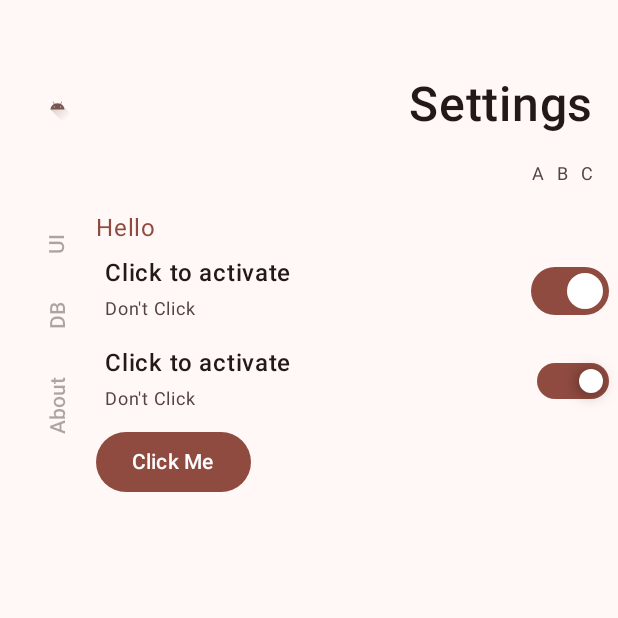
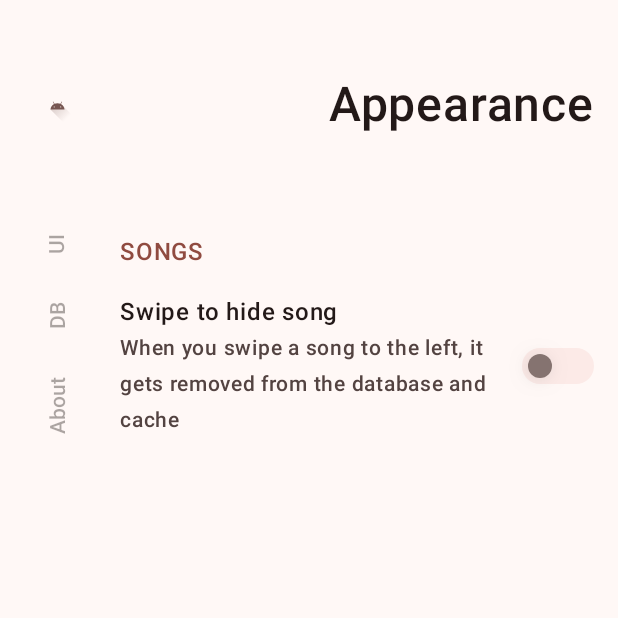
Before and after one commit to IamRezaMousavi/Banafsh, an Android app built with Jetpack Compose: the SettingsScreen screen opened through its navigation route, on a phone screen of 412 x 824 dp, the top half of it. Run offline under Robolectric (Android 15) with nearby library versions, the phone set to English and light mode, and no system bars.

Commit message:
add switch settings entry

```diff
--- /dev/null
+++ b/app/src/main/java/app/banafsh/android/preference/AppearancePreferences.kt
@@ -0,0 +1,7 @@
+package app.banafsh.android.preference
+
+import app.banafsh.android.GlobalPreferencesHolder
+
+object AppearancePreferences : GlobalPreferencesHolder() {
+    var swipeToHideSong by boolean(false)
+}
--- a/app/src/main/java/app/banafsh/android/ui/component/Header.kt
+++ b/app/src/main/java/app/banafsh/android/ui/component/Header.kt
@@ -8,10 +8,14 @@ import androidx.compose.foundation.layout.fillMaxWidth
 import androidx.compose.foundation.layout.height
 import androidx.compose.foundation.layout.heightIn
 import androidx.compose.foundation.layout.padding
+import androidx.compose.material3.MaterialTheme
+import androidx.compose.material3.Text
 import androidx.compose.runtime.Composable
 import androidx.compose.ui.Alignment
 import androidx.compose.ui.Modifier
+import androidx.compose.ui.text.font.FontWeight
 import androidx.compose.ui.unit.dp
+import androidx.compose.ui.unit.sp
 import app.banafsh.android.ui.theme.Dimensions
 
 @Composable
@@ -39,3 +43,21 @@ fun Header(
         content = actionsContent,
     )
 }
+
+@Composable
+fun Header(
+    title: String,
+    modifier: Modifier = Modifier,
+    actionsContent: @Composable RowScope.() -> Unit = {},
+) = Header(
+    modifier = modifier,
+    titleContent = {
+        Text(
+            title,
+            fontSize = 32.sp,
+            fontWeight = FontWeight.Medium,
+            color = MaterialTheme.colorScheme.onSurface,
+        )
+    },
+    actionsContent = actionsContent,
+)
--- a/app/src/main/java/app/banafsh/android/ui/component/Switch.kt
+++ b/app/src/main/java/app/banafsh/android/ui/component/Switch.kt
@@ -59,7 +59,7 @@ fun DrawScope.drawCircle(
 )
 
 @Composable
-fun Switch2(
+fun Switch(
     isChecked: Boolean,
     modifier: Modifier = Modifier,
 ) {
--- a/app/src/main/java/app/banafsh/android/ui/screen/home/HomeScreen.kt
+++ b/app/src/main/java/app/banafsh/android/ui/screen/home/HomeScreen.kt
@@ -9,7 +9,6 @@ import androidx.compose.material3.MaterialTheme
 import androidx.compose.material3.Text
 import androidx.compose.runtime.Composable
 import androidx.compose.ui.Modifier
-import androidx.compose.ui.text.font.FontWeight
 import androidx.compose.ui.unit.sp
 import androidx.navigation.NavController
 import app.banafsh.android.LocalPlayerAwareWindowInsets
@@ -53,16 +52,7 @@ fun HomeScreen(
                 key = "header",
                 contentType = 0,
             ) {
-                Header(
-                    titleContent = {
-                        Text(
-                            "Main",
-                            fontSize = 32.sp,
-                            fontWeight = FontWeight.Medium,
-                            color = MaterialTheme.colorScheme.onSurface,
-                        )
-                    },
-                    actionsContent = {
+                Header(title = "Main") {
                     Text(
                         "A",
                         fontSize = 12.sp,
@@ -78,8 +68,7 @@ fun HomeScreen(
                         fontSize = 12.sp,
                         color = MaterialTheme.colorScheme.onSurfaceVariant,
                     )
-                    },
-                )
+                }
             }
             items(150, { it.toString() }) {
                 val song = Song(it.toString(), "Number $it", "Reza Mousavi", 10245)
--- /dev/null
+++ b/app/src/main/java/app/banafsh/android/ui/screen/settings/AppearanceSettings.kt
@@ -0,0 +1,19 @@
+package app.banafsh.android.ui.screen.settings
+
+import androidx.compose.runtime.Composable
+import app.banafsh.android.preference.AppearancePreferences
+
+@Composable
+fun AppearanceSettings() =
+    with(AppearancePreferences) {
+        SettingsCategoryScreen(title = "Appearance") {
+            SettingsGroup(title = "Songs") {
+                SwitchSettingsEntry(
+                    title = "Swipe to hide song",
+                    text = "When you swipe a song to the left, it gets removed from the database and cache",
+                    isChecked = swipeToHideSong,
+                    onCheckedChange = { swipeToHideSong = it },
+                )
+            }
+        }
+    }
--- a/app/src/main/java/app/banafsh/android/ui/screen/settings/SettingsScreen.kt
+++ b/app/src/main/java/app/banafsh/android/ui/screen/settings/SettingsScreen.kt
@@ -1,30 +1,27 @@
 package app.banafsh.android.ui.screen.settings
 
-import androidx.compose.animation.AnimatedContent
 import androidx.compose.foundation.clickable
 import androidx.compose.foundation.layout.Arrangement
-import androidx.compose.foundation.layout.Box
 import androidx.compose.foundation.layout.Column
+import androidx.compose.foundation.layout.ColumnScope
 import androidx.compose.foundation.layout.Row
+import androidx.compose.foundation.layout.Spacer
 import androidx.compose.foundation.layout.WindowInsetsSides
 import androidx.compose.foundation.layout.asPaddingValues
 import androidx.compose.foundation.layout.fillMaxSize
 import androidx.compose.foundation.layout.fillMaxWidth
+import androidx.compose.foundation.layout.height
 import androidx.compose.foundation.layout.only
 import androidx.compose.foundation.layout.padding
-import androidx.compose.material3.Button
+import androidx.compose.foundation.rememberScrollState
+import androidx.compose.foundation.verticalScroll
 import androidx.compose.material3.MaterialTheme
-import androidx.compose.material3.Switch
 import androidx.compose.material3.Text
 import androidx.compose.runtime.Composable
-import androidx.compose.runtime.getValue
-import androidx.compose.runtime.mutableStateOf
-import androidx.compose.runtime.remember
-import androidx.compose.runtime.setValue
 import androidx.compose.ui.Alignment
 import androidx.compose.ui.Modifier
+import androidx.compose.ui.draw.alpha
 import androidx.compose.ui.text.font.FontWeight
-import androidx.compose.ui.text.style.TextAlign
 import androidx.compose.ui.unit.dp
 import androidx.compose.ui.unit.sp
 import androidx.navigation.NavController
@@ -34,7 +31,7 @@ import app.banafsh.android.preference.UIStatePreferences
 import app.banafsh.android.ui.Screen
 import app.banafsh.android.ui.component.Header
 import app.banafsh.android.ui.component.Scaffold
-import app.banafsh.android.ui.component.Switch2
+import app.banafsh.android.ui.component.Switch
 
 @Composable
 fun SettingsScreen(
@@ -55,130 +52,133 @@ fun SettingsScreen(
         },
         modifier = modifier,
     ) {
+        AppearanceSettings()
+    }
+}
+
+@Composable
+fun SettingsGroupSpacer(modifier: Modifier = Modifier) = Spacer(modifier = modifier.height(24.dp))
+
+@Composable
+fun SettingsCategoryScreen(
+    title: String,
+    modifier: Modifier = Modifier,
+    description: String? = null,
+    content: @Composable ColumnScope.() -> Unit,
+) {
+    val scrollState = rememberScrollState()
+
     Column(
         modifier =
-                Modifier
+            modifier
                 .fillMaxSize()
+                .verticalScroll(state = scrollState)
                 .padding(
                     LocalPlayerAwareWindowInsets.current
                         .only(WindowInsetsSides.Vertical + WindowInsetsSides.End)
                         .asPaddingValues(),
                 ),
     ) {
-            Header(
-                titleContent = {
+        Header(title = title) {
+            description?.let { description ->
                 Text(
-                        "Settings",
-                        fontSize = 32.sp,
+                    description,
+                    fontSize = 16.sp,
                     fontWeight = FontWeight.Medium,
+                    color = MaterialTheme.colorScheme.onSecondary,
+                )
+                SettingsGroupSpacer()
+            }
+        }
+        content()
+    }
+}
+
+@Composable
+fun SettingsGroup(
+    title: String,
+    modifier: Modifier = Modifier,
+    description: String? = null,
+    content: @Composable ColumnScope.() -> Unit,
+) = Column(modifier = modifier) {
+    Text(
+        title.uppercase(),
+        fontWeight = FontWeight.SemiBold,
+        color = MaterialTheme.colorScheme.primary,
+        modifier =
+            Modifier
+                .padding(start = 16.dp, top = 16.dp),
+    )
+
+    description?.let {
+        Text(
+            description,
+            fontSize = 16.sp,
+            fontWeight = FontWeight.Medium,
+            color = MaterialTheme.colorScheme.onSecondary,
+            modifier =
+                Modifier
+                    .padding(start = 16.dp, top = 16.dp, bottom = 8.dp),
+        )
+    }
+
+    content()
+
+    SettingsGroupSpacer()
+}
+
+@Composable
+fun SettingsEntry(
+    title: String,
+    onClick: () -> Unit,
+    modifier: Modifier = Modifier,
+    text: String? = null,
+    isEnabled: Boolean = true,
+    trailingContent: @Composable (() -> Unit)? = null,
+) = Row(
+    horizontalArrangement = Arrangement.spacedBy(16.dp),
+    verticalAlignment = Alignment.CenterVertically,
+    modifier =
+        modifier
+            .clickable(enabled = isEnabled, onClick = onClick)
+            .alpha(if (isEnabled) 1f else 0.5f)
+            .padding(16.dp)
+            .fillMaxWidth(),
+) {
+    Column(modifier = Modifier.weight(1f)) {
+        Text(
+            title,
+            fontSize = 16.sp,
+            fontWeight = FontWeight.SemiBold,
             color = MaterialTheme.colorScheme.onSurface,
         )
-                },
-                actionsContent = {
-                    Text(
-                        "A",
-                        fontSize = 12.sp,
-                        color = MaterialTheme.colorScheme.onSurfaceVariant,
-                    )
-                    Text(
-                        "B",
-                        fontSize = 12.sp,
-                        color = MaterialTheme.colorScheme.onSurfaceVariant,
-                    )
-                    Text(
-                        "C",
-                        fontSize = 12.sp,
-                        color = MaterialTheme.colorScheme.onSurfaceVariant,
-                    )
-                },
-            )
-
-            var text by remember { mutableStateOf("Hello") }
-            var checked by remember { mutableStateOf(true) }
-
-            Box(
-                modifier = Modifier.fillMaxWidth(),
-            ) {
-                AnimatedContent(targetState = text, label = "") { text ->
+        text?.let {
             Text(
                 text,
-                        color = MaterialTheme.colorScheme.primary,
-                        textAlign = TextAlign.Start,
+                fontSize = 14.sp,
+                fontWeight = FontWeight.SemiBold,
+                color = MaterialTheme.colorScheme.onSurfaceVariant,
             )
         }
     }
 
-            Row(
-                modifier =
-                    Modifier
-                        .fillMaxWidth()
-                        .padding(6.dp)
-                        .clickable { checked = !checked },
-                horizontalArrangement = Arrangement.SpaceBetween,
-                verticalAlignment = Alignment.CenterVertically,
-            ) {
-                Column(
-                    horizontalAlignment = Alignment.Start,
-                ) {
-                    Text(
-                        "Click to activate",
-                        fontWeight = FontWeight.SemiBold,
-                        color = MaterialTheme.colorScheme.onSurface,
-                    )
-                    Text(
-                        "Don't Click",
-                        fontSize = 12.sp,
-                        color = MaterialTheme.colorScheme.onSurfaceVariant,
-                    )
-                }
-                Switch(
-                    checked = checked,
-                    onCheckedChange = {
-                        checked = it
-                    },
-                )
+    trailingContent?.invoke()
 }
 
-            Row(
-                modifier =
-                    Modifier
-                        .fillMaxWidth()
-                        .padding(6.dp)
-                        .clickable { checked = !checked },
-                horizontalArrangement = Arrangement.SpaceBetween,
-                verticalAlignment = Alignment.CenterVertically,
+@Composable
+fun SwitchSettingsEntry(
+    title: String,
+    text: String?,
+    isChecked: Boolean,
+    onCheckedChange: (Boolean) -> Unit,
+    modifier: Modifier = Modifier,
+    isEnabled: Boolean = true,
+) = SettingsEntry(
+    modifier = modifier,
+    title = title,
+    text = text,
+    onClick = { onCheckedChange(!isChecked) },
+    isEnabled = isEnabled,
 ) {
-                Column(
-                    horizontalAlignment = Alignment.Start,
-                ) {
-                    Text(
-                        "Click to activate",
-                        fontWeight = FontWeight.SemiBold,
-                        color = MaterialTheme.colorScheme.onSurface,
-                    )
-                    Text(
-                        "Don't Click",
-                        fontSize = 12.sp,
-                        color = MaterialTheme.colorScheme.onSurfaceVariant,
-                    )
+    Switch(isChecked = isChecked)
 }
-                Switch2(
-                    isChecked = checked,
-                )
-            }
-
-            Button(
-                onClick = {
-                    val length = 5
-                    val allowedChars = ('A'..'Z') + ('a'..'z') + ('0'..'9')
-                    text =
-                        (1..length)
-                            .map { allowedChars.random() }
-                            .joinToString("")
-                },
-            ) {
-                Text("Click Me")
-            }
-        }
-    }
-}
```
Lines whose indentation alone changed are shown as unchanged.
